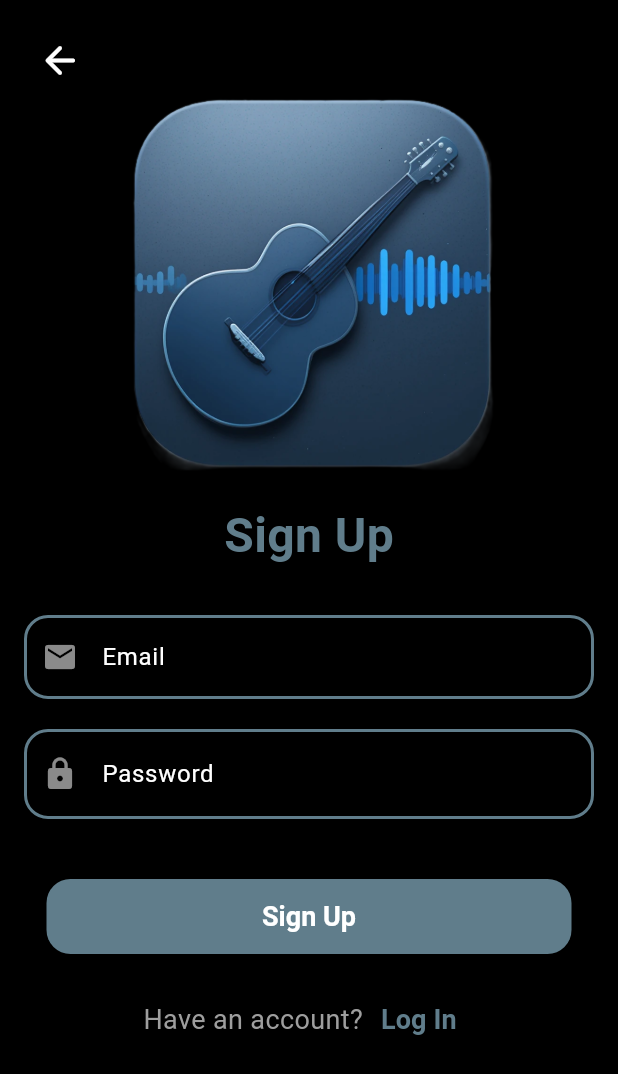
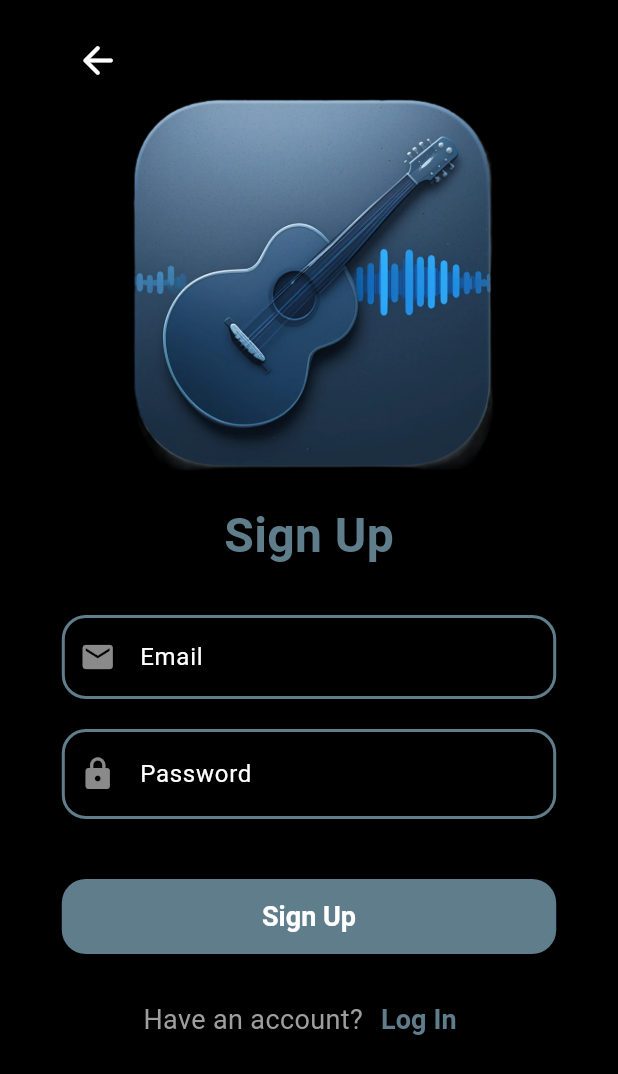
Before and after one commit to Th3-D5-482/Project-SnowCone, a Flutter app: the LogIn screen opened directly, after a tap on "Log In", after a tap on "Sign Up", on a phone screen of 412 x 824 dp. Shown: the top 1074 px of the screen. Run offline on Flutter 3.47's test engine with Material 3 defaults, Android fonts, the phone set to English and light mode, and no system bars; our stand-ins replace firebase_auth, firebase_core, firebase_database, shared_preferences; accounts and stored records are empty.

Commit message:
Th3_D5_482

```diff
--- a/lib/screens/log_in.dart
+++ b/lib/screens/log_in.dart
@@ -20,6 +20,10 @@ class _LogInState extends State<LogIn> {
   late TextEditingController email;
   late TextEditingController password;
 
+  double getResponsivePadding(double width) {
+    return (width * 0.10).clamp(16.0, 600.0);
+  }
+
   @override
   void initState() {
     super.initState();
@@ -36,7 +40,7 @@ class _LogInState extends State<LogIn> {
           child: LayoutBuilder(
             builder: (context, constraints) {
               double screenWidth = constraints.maxWidth;
-              double horizontalPadding = screenWidth > 800 ? 200 : 16;
+              double horizontalPadding = getResponsivePadding(screenWidth);
               return Padding(
                 padding: EdgeInsets.symmetric(
                   horizontal: horizontalPadding,
--- a/lib/screens/search_page.dart
+++ b/lib/screens/search_page.dart
@@ -76,8 +76,8 @@ class _SearchPageState extends State<SearchPage> {
                         int crossAxisCount;
                         double aspectRatio;
                         if (screenWidth >= 1200) {
-                          crossAxisCount = 2;
-                          aspectRatio = 4;
+                          crossAxisCount = 4;
+                          aspectRatio = 3.5;
                         } else if (screenWidth >= 800) {
                           crossAxisCount = 2;
                           aspectRatio = 4;
--- a/lib/screens/sign_up.dart
+++ b/lib/screens/sign_up.dart
@@ -23,6 +23,10 @@ class _SignUpState extends State<SignUp> {
     password = TextEditingController();
   }
 
+  double getResponsivePadding(double width) {
+    return (width * 0.10).clamp(16.0, 600.0);
+  }
+
   @override
   Widget build(BuildContext context) {
     return Scaffold(
@@ -32,7 +36,7 @@ class _SignUpState extends State<SignUp> {
           child: LayoutBuilder(
             builder: (context, constraints) {
               double screenWidth = constraints.maxWidth;
-              double horizontalPadding = screenWidth > 800 ? 200 : 16;
+              double horizontalPadding = getResponsivePadding(screenWidth);
               return Padding(
                 padding: EdgeInsets.symmetric(
                   horizontal: horizontalPadding,
```
Also changed, not shown: lib/screens/home_page.dart (+6 -2 lines), 2 other files.
